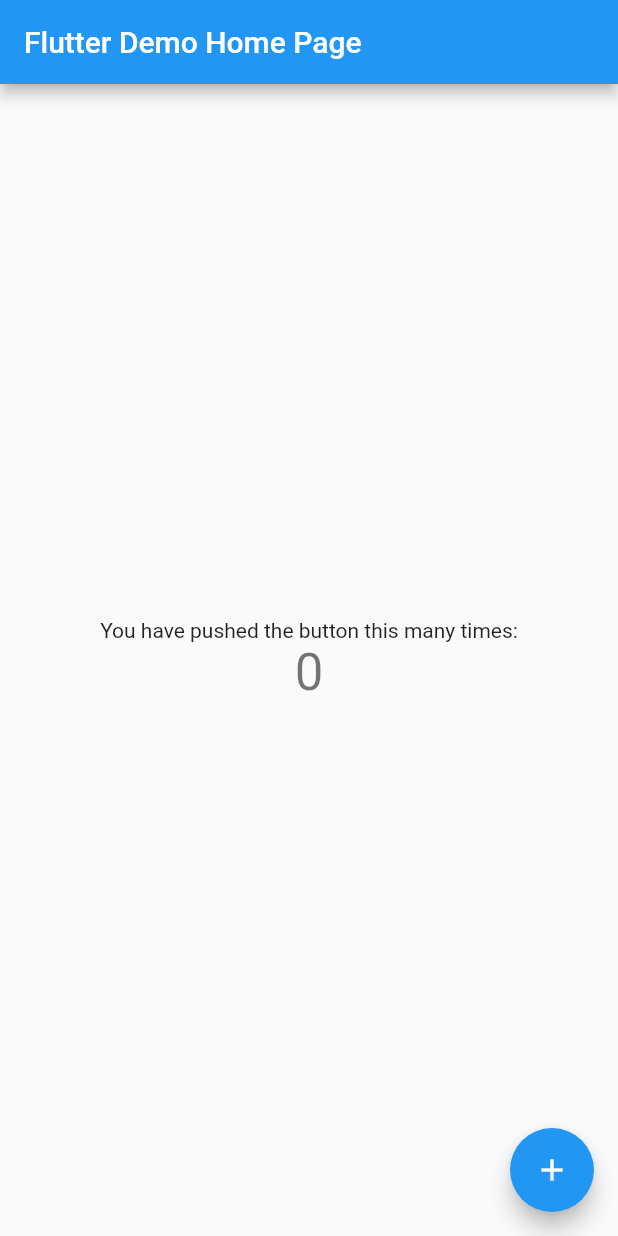
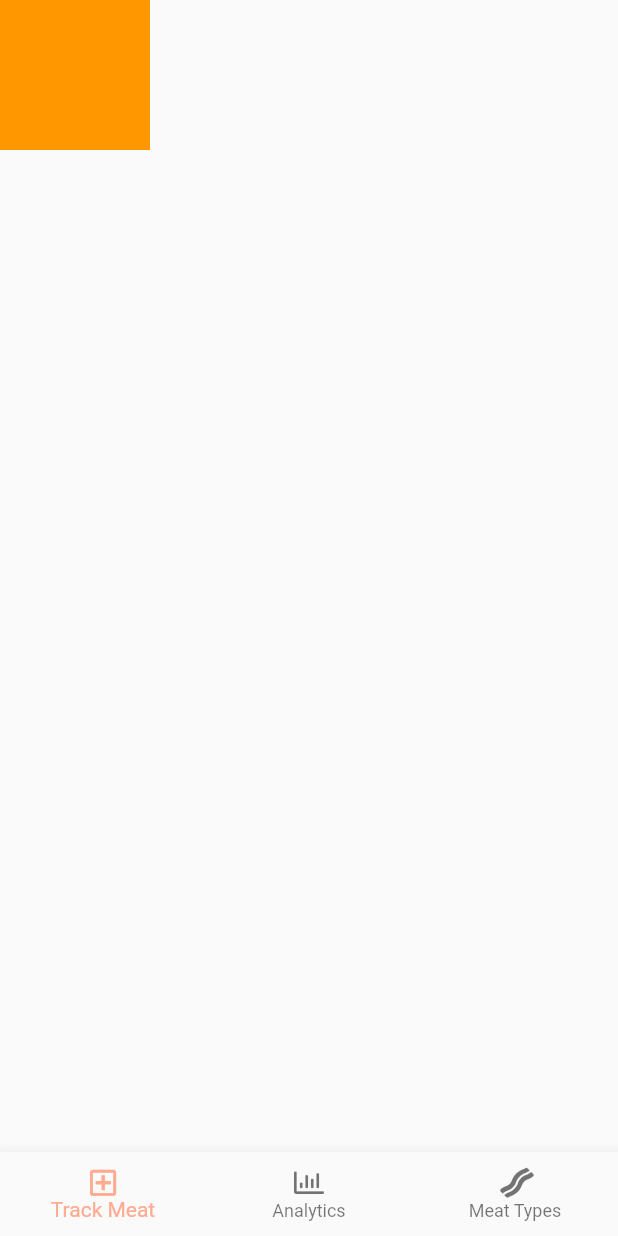
Before and after one commit to Snixells/meat-tracker, a Flutter app: the screen it shows after launch, on a phone screen of 412 x 824 dp. Run offline on Flutter 3.47's test engine with Material 2 defaults, Android fonts, the phone set to English and light mode, and no system bars; our stand-ins replace font_awesome_flutter.

Commit message:
Adding Bottom and and Track Meat Placeholder Page

```diff
--- a/lib/main.dart
+++ b/lib/main.dart
@@ -1,111 +1,19 @@
 import 'package:flutter/material.dart';
+import 'package:provider/provider.dart';
+import './screens/screens.dart';
 
 void main() => runApp(MyApp());
 
 class MyApp extends StatelessWidget {
-  // This widget is the root of your application.
   @override
   Widget build(BuildContext context) {
     return MaterialApp(
-      title: 'Flutter Demo',
-      theme: ThemeData(
-        // This is the theme of your application.
-        //
-        // Try running your application with "flutter run". You'll see the
-        // application has a blue toolbar. Then, without quitting the app, try
-        // changing the primarySwatch below to Colors.green and then invoke
-        // "hot reload" (press "r" in the console where you ran "flutter run",
-        // or simply save your changes to "hot reload" in a Flutter IDE).
-        // Notice that the counter didn't reset back to zero; the application
-        // is not restarted.
-        primarySwatch: Colors.blue,
-      ),
-      home: MyHomePage(title: 'Flutter Demo Home Page'),
+      // Firebase Analytics
+
+      // Named Routes
+      routes: {
+        '/': (context) => TrackMeat(),
+      },
     );
   }
 }
-
-class MyHomePage extends StatefulWidget {
-  MyHomePage({Key key, this.title}) : super(key: key);
-
-  // This widget is the home page of your application. It is stateful, meaning
-  // that it has a State object (defined below) that contains fields that affect
-  // how it looks.
-
-  // This class is the configuration for the state. It holds the values (in this
-  // case the title) provided by the parent (in this case the App widget) and
-  // used by the build method of the State. Fields in a Widget subclass are
-  // always marked "final".
-
-  final String title;
-
-  @override
-  _MyHomePageState createState() => _MyHomePageState();
-}
-
-class _MyHomePageState extends State<MyHomePage> {
-  int _counter = 0;
-
-  void _incrementCounter() {
-    setState(() {
-      // This call to setState tells the Flutter framework that something has
-      // changed in this State, which causes it to rerun the build method below
-      // so that the display can reflect the updated values. If we changed
-      // _counter without calling setState(), then the build method would not be
-      // called again, and so nothing would appear to happen.
-      _counter++;
-    });
-  }
-
-  @override
-  Widget build(BuildContext context) {
-    // This method is rerun every time setState is called, for instance as done
-    // by the _incrementCounter method above.
-    //
-    // The Flutter framework has been optimized to make rerunning build methods
-    // fast, so that you can just rebuild anything that needs updating rather
-    // than having to individually change instances of widgets.
-    return Scaffold(
-      appBar: AppBar(
-        // Here we take the value from the MyHomePage object that was created by
-        // the App.build method, and use it to set our appbar title.
-        title: Text(widget.title),
-      ),
-      body: Center(
-        // Center is a layout widget. It takes a single child and positions it
-        // in the middle of the parent.
-        child: Column(
-          // Column is also a layout widget. It takes a list of children and
-          // arranges them vertically. By default, it sizes itself to fit its
-          // children horizontally, and tries to be as tall as its parent.
-          //
-          // Invoke "debug painting" (press "p" in the console, choose the
-          // "Toggle Debug Paint" action from the Flutter Inspector in Android
-          // Studio, or the "Toggle Debug Paint" command in Visual Studio Code)
-          // to see the wireframe for each widget.
-          //
-          // Column has various properties to control how it sizes itself and
-          // how it positions its children. Here we use mainAxisAlignment to
-          // center the children vertically; the main axis here is the vertical
-          // axis because Columns are vertical (the cross axis would be
-          // horizontal).
-          mainAxisAlignment: MainAxisAlignment.center,
-          children: <Widget>[
-            Text(
-              'You have pushed the button this many times:',
-            ),
-            Text(
-              '$_counter',
-              style: Theme.of(context).textTheme.display1,
-            ),
-          ],
-        ),
-      ),
-      floatingActionButton: FloatingActionButton(
-        onPressed: _incrementCounter,
-        tooltip: 'Increment',
-        child: Icon(Icons.add),
-      ), // This trailing comma makes auto-formatting nicer for build methods.
-    );
-  }
-}
--- /dev/null
+++ b/lib/screens/screens.dart
@@ -0,0 +1 @@
+export './track.dart';
--- /dev/null
+++ b/lib/screens/track.dart
@@ -0,0 +1,15 @@
+import 'package:flutter/material.dart';
+
+import '../shared/shared.dart';
+
+class TrackMeat extends StatelessWidget {
+  const TrackMeat({Key key}) : super(key: key);
+
+  @override
+  Widget build(BuildContext context) {
+    return Scaffold(
+      body: Container(height: 100, width: 100, color: Colors.orange),
+      bottomNavigationBar: BottomNavbar(),
+    );
+  }
+}
--- /dev/null
+++ b/lib/shared/bottom_nav.dart
@@ -0,0 +1,44 @@
+import 'package:flutter/material.dart';
+import 'package:font_awesome_flutter/font_awesome_flutter.dart';
+
+class BottomNavbar extends StatefulWidget {
+  BottomNavbar({Key key}) : super(key: key);
+
+  @override
+  _BottomNavbarState createState() => _BottomNavbarState();
+}
+
+class _BottomNavbarState extends State<BottomNavbar> {
+  @override
+  Widget build(BuildContext context) {
+    return BottomNavigationBar(
+      items: [
+        BottomNavigationBarItem(
+          icon: Icon(FontAwesomeIcons.plusSquare, size: 20),
+          title: Text('Track Meat'),
+        ),
+        BottomNavigationBarItem(
+          icon: Icon(FontAwesomeIcons.chartBar, size: 20),
+          title: Text('Analytics'),
+        ),
+        BottomNavigationBarItem(
+          icon: Icon(FontAwesomeIcons.bacon, size: 20),
+          title: Text('Meat Types'),
+        ),
+      ].toList(),
+      fixedColor: Colors.deepOrange[200],
+      onTap: (int idx) {
+        switch (idx) {
+          case 0:
+            break;
+          case 1:
+            Navigator.pushNamed(context, '/analytics');
+            break;
+          case 2:
+            Navigator.pushNamed(context, '/types');
+            break;
+        }
+      },
+    );
+  }
+}
--- /dev/null
+++ b/lib/shared/shared.dart
@@ -0,0 +1 @@
+export './bottom_nav.dart';
```
Also changed, not shown: 3 other files.
